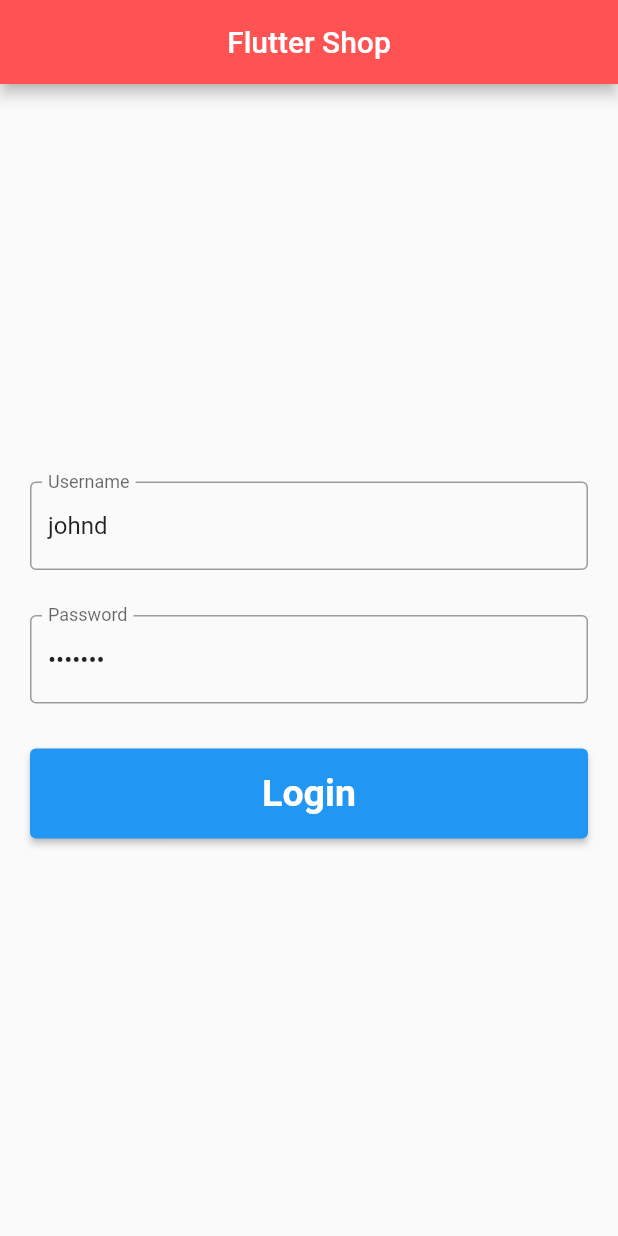
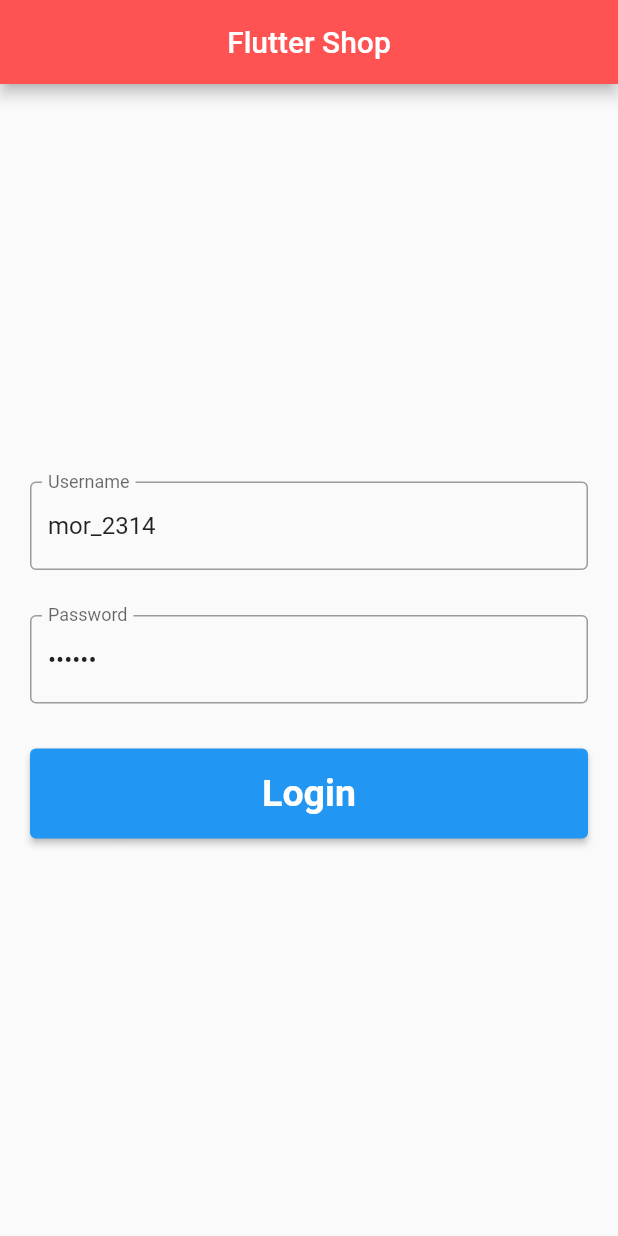
Before and after one commit to kiantwo/Flutter-Fake-Store-API, a Flutter app: the screen it shows after launch, on a phone screen of 412 x 824 dp. Run offline on Flutter 3.47's test engine with Material 2 defaults, Android fonts, the phone set to English and light mode, and no system bars; our stand-ins replace get_it.

Commit message:
Change login credentials

```diff
--- a/lib/screens/login_screen.dart
+++ b/lib/screens/login_screen.dart
@@ -10,10 +10,10 @@ class LoginScreen extends StatelessWidget {
   ApiService get service => GetIt.I<ApiService>();
 
   final TextEditingController nameCtrl = TextEditingController(
-    text: 'johnd',
+    text: 'mor_2314',
   );
   final TextEditingController passwordCtrl = TextEditingController(
-    text: 'm38rmF\$',
+    text: '83r5^_',
   );
 
   @override
```
